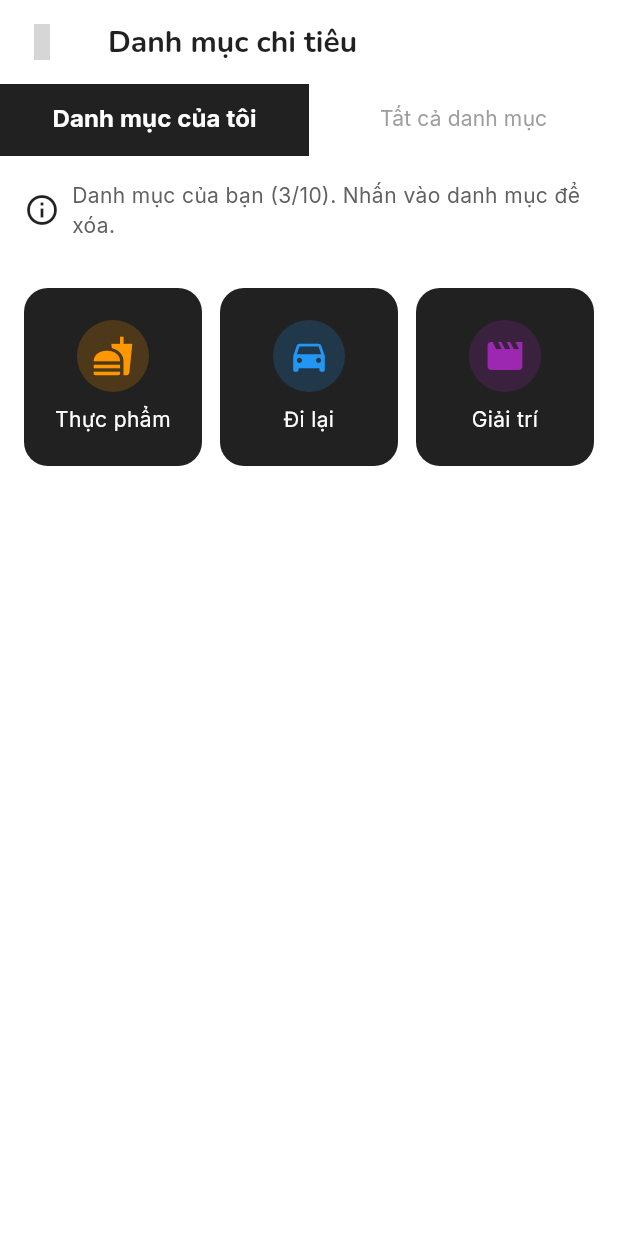
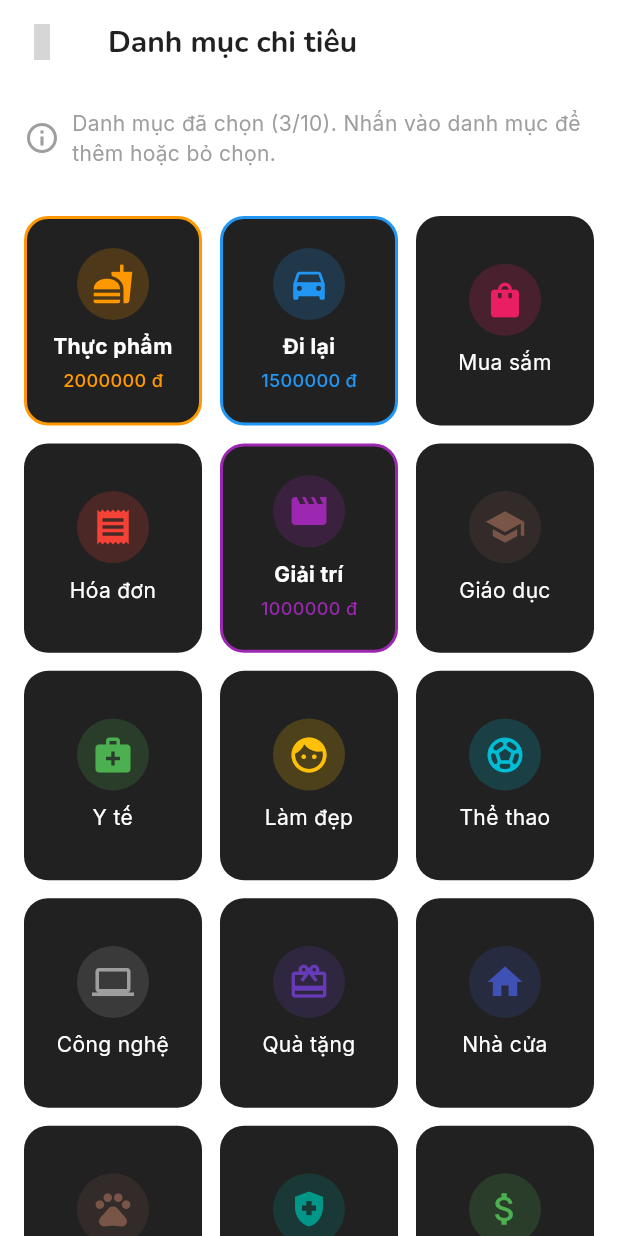
Before and after one commit to DucDuy2104/money-mate-fe, a Flutter app: the CategoryScreen screen opened by its route, on a phone screen of 412 x 824 dp. Run offline on Flutter 3.47's test engine with Material 3 defaults, Android fonts, the phone set to English and light mode, and no system bars; our stand-ins replace eva_icons_flutter, fl_chart, flutter_bloc, flutter_screenutil, freezed_annotation, go_router and 1 more; key blocks and very long unbroken strings in the code were emptied for the run; grey boxes are pictures that could not be loaded.

Commit message:
adjust: adjust category ui, logic

```diff
--- a/lib/presentation/pages/category/category_screen.dart
+++ b/lib/presentation/pages/category/category_screen.dart
@@ -10,12 +10,14 @@ class ExpenseCategory {
   final String name;
   final IconData icon;
   final Color color;
+  double? limit; // Thêm hạn mức chi tiêu
 
   ExpenseCategory({
     required this.id,
     required this.name,
     required this.icon,
     required this.color,
+    this.limit,
   });
 }
 
@@ -26,8 +28,7 @@ class CategoryScreen extends StatefulWidget {
   State<CategoryScreen> createState() => _CategoryScreenState();
 }
 
-class _CategoryScreenState extends State<CategoryScreen>
-    with SingleTickerProviderStateMixin {
+class _CategoryScreenState extends State<CategoryScreen> {
   // Danh sách các danh mục có sẵn trong hệ thống
   final List<ExpenseCategory> _systemCategories = [
     ExpenseCategory(
@@ -120,35 +121,170 @@ class _CategoryScreenState extends State<CategoryScreen>
   ];
 
   // Danh sách các danh mục của người dùng
-  List<ExpenseCategory> _userCategories = [];
-
-  late TabController _tabController;
+  List<int> _selectedCategoryIds = [];
 
   @override
   void initState() {
     super.initState();
-    _tabController = TabController(length: 2, vsync: this);
+    // Giả lập danh mục của người dùng đã chọn với hạn mức
+    _selectedCategoryIds = [1, 2, 5]; // Thực phẩm, Đi lại, Giải trí
 
-    // Giả lập danh mục của người dùng đã chọn
-    _userCategories = [
-      _systemCategories[0], // Thực phẩm
-      _systemCategories[1], // Đi lại
-      _systemCategories[4], // Giải trí
-    ];
+    // Thiết lập hạn mức cho các danh mục đã chọn
+    _systemCategories[0].limit = 2000000; // Thực phẩm
+    _systemCategories[1].limit = 1500000; // Đi lại
+    _systemCategories[4].limit = 1000000; // Giải trí
   }
 
-  @override
-  void dispose() {
-    _tabController.dispose();
-    super.dispose();
+  Future<void> _showRemoveCategoryDialog(ExpenseCategory category) async {
+    return showDialog<void>(
+      context: context,
+      barrierDismissible: false,
+      builder: (BuildContext context) {
+        return AlertDialog(
+          backgroundColor: Colors.grey.shade900,
+          title: Text('Bỏ chọn danh mục', style: TextStyle(color: Colors.white)),
+          content: SingleChildScrollView(
+            child: ListBody(
+              children: <Widget>[
+                RichText(
+                  text: TextSpan(
+                    text: 'Bạn có chắc muốn bỏ chọn ',
+                    style: TextStyle(color: Colors.white),
+                    children: <TextSpan>[
+                      TextSpan(
+                        text: category.name,
+                        style: TextStyle(
+                          fontWeight: FontWeight.bold,
+                          color: category.color,
+                        ),
+                      ),
+                      TextSpan(text: ' khỏi danh sách của bạn?'),
+                    ],
+                  ),
+                ),
+                SizedBox(height: 8),
+                Text(
+                  'Hạn mức: ${category.limit?.toStringAsFixed(0) ?? 0} đồng',
+                  style: TextStyle(color: Colors.grey),
+                ),
+              ],
+            ),
+          ),
+          actions: <Widget>[
+            TextButton(
+              child: Text('Hủy', style: TextStyle(color: Colors.grey)),
+              onPressed: () {
+                Navigator.of(context).pop();
+              },
+            ),
+            TextButton(
+              child: Text('Bỏ chọn', style: TextStyle(color: Colors.red)),
+              onPressed: () {
+                setState(() {
+                  _selectedCategoryIds.remove(category.id);
+                  category.limit = null;
+                });
+                Navigator.of(context).pop();
+                ScaffoldMessenger.of(context).showSnackBar(
+                  SnackBar(
+                    content: Text('Đã bỏ chọn "${category.name}" khỏi danh mục của bạn'),
+                    duration: const Duration(seconds: 1),
+                  ),
+                );
+              },
+            ),
+          ],
+        );
+      },
+    );
   }
 
-  void _addCategory(ExpenseCategory category) {
-    if (_userCategories.length < 10) {
-      if (!_userCategories.any((element) => element.id == category.id)) {
+  Future<void> _showAddCategoryDialog(ExpenseCategory category) async {
+    final TextEditingController _limitController = TextEditingController();
+
+    return showDialog<void>(
+      context: context,
+      barrierDismissible: false,
+      builder: (BuildContext context) {
+        return AlertDialog(
+          backgroundColor: Colors.grey.shade900,
+          title: Text('Thêm danh mục', style: TextStyle(color: Colors.white)),
+          content: SingleChildScrollView(
+            child: Column(
+              mainAxisSize: MainAxisSize.min,
+              children: <Widget>[
+                Row(
+                  children: [
+                    Container(
+                      width: 40,
+                      height: 40,
+                      decoration: BoxDecoration(
+                        color: category.color.withOpacity(0.2),
+                        shape: BoxShape.circle,
+                      ),
+                      child: Icon(
+                        category.icon,
+                        color: category.color,
+                        size: 24,
+                      ),
+                    ),
+                    SizedBox(width: 12),
+                    Text(
+                      category.name,
+                      style: TextStyle(
+                        fontSize: 18,
+                        fontWeight: FontWeight.bold,
+                        color: Colors.white,
+                      ),
+                    ),
+                  ],
+                ),
+                SizedBox(height: 16),
+                TextField(
+                  controller: _limitController,
+                  keyboardType: TextInputType.number,
+                  style: TextStyle(color: Colors.white),
+                  decoration: InputDecoration(
+                    labelText: 'Hạn mức chi tiêu (đồng)',
+                    labelStyle: TextStyle(color: Colors.grey),
+                    enabledBorder: OutlineInputBorder(
+                      borderSide: BorderSide(color: Colors.grey.shade700),
+                      borderRadius: BorderRadius.circular(8),
+                    ),
+                    focusedBorder: OutlineInputBorder(
+                      borderSide: BorderSide(color: category.color),
+                      borderRadius: BorderRadius.circular(8),
+                    ),
+                    hintText: 'Ví dụ: 1000000',
+                    hintStyle: TextStyle(color: Colors.grey.shade600),
+                    suffixText: 'đồng',
+                    suffixStyle: TextStyle(color: Colors.grey),
+                  ),
+                ),
+              ],
+            ),
+          ),
+          actions: <Widget>[
+            TextButton(
+              child: Text('Hủy', style: TextStyle(color: Colors.grey)),
+              onPressed: () {
+                Navigator.of(context).pop();
+              },
+            ),
+            TextButton(
+              child: Text('Thêm', style: TextStyle(color: category.color)),
+              onPressed: () {
+                double? limit;
+                if (_limitController.text.isNotEmpty) {
+                  limit = double.tryParse(_limitController.text);
+                }
+
+                if (_selectedCategoryIds.length < 10) {
                   setState(() {
-          _userCategories.add(category);
+                    _selectedCategoryIds.add(category.id);
+                    category.limit = limit;
                   });
+                  Navigator.of(context).pop();
                   ScaffoldMessenger.of(context).showSnackBar(
                     SnackBar(
                       content: Text('Đã thêm "${category.name}" vào danh mục của bạn'),
@@ -156,14 +292,29 @@ class _CategoryScreenState extends State<CategoryScreen>
                     ),
                   );
                 } else {
+                  Navigator.of(context).pop();
                   ScaffoldMessenger.of(context).showSnackBar(
-          SnackBar(
-            content: Text('Danh mục "${category.name}" đã tồn tại'),
-            backgroundColor: Colors.orange,
-            duration: const Duration(seconds: 1),
+                    const SnackBar(
+                      content: Text('Bạn chỉ có thể chọn tối đa 10 danh mục'),
+                      backgroundColor: Colors.red,
+                      duration: Duration(seconds: 2),
                     ),
                   );
                 }
+              },
+            ),
+          ],
+        );
+      },
+    );
+  }
+
+  void _handleCategoryTap(ExpenseCategory category) {
+    if (_selectedCategoryIds.contains(category.id)) {
+      _showRemoveCategoryDialog(category);
+    } else {
+      if (_selectedCategoryIds.length < 10) {
+        _showAddCategoryDialog(category);
       } else {
         ScaffoldMessenger.of(context).showSnackBar(
           const SnackBar(
@@ -174,17 +325,6 @@ class _CategoryScreenState extends State<CategoryScreen>
         );
       }
     }
-
-  void _removeCategory(ExpenseCategory category) {
-    setState(() {
-      _userCategories.removeWhere((element) => element.id == category.id);
-    });
-    ScaffoldMessenger.of(context).showSnackBar(
-      SnackBar(
-        content: Text('Đã xóa "${category.name}" khỏi danh mục của bạn'),
-        duration: const Duration(seconds: 1),
-      ),
-    );
   }
 
   @override
@@ -202,97 +342,20 @@ class _CategoryScreenState extends State<CategoryScreen>
             );
           },
         ),
-        bottom: TabBar(
-          dividerHeight: 0,
-          controller: _tabController,
-          indicator: BoxDecoration(
-            color: AppColors.darkCardColor,
-          ),
-          indicatorSize: TabBarIndicatorSize.tab,
-          labelColor: Colors.white,
-          unselectedLabelColor:
-              Colors.grey.shade500,
-          labelStyle: const TextStyle(
-            fontSize: 16,
-            fontWeight: FontWeight.bold,
-          ),
-          unselectedLabelStyle: const TextStyle(
-            fontSize: 14,
-            fontWeight: FontWeight.normal,
-          ),
-          tabs: const [
-            Tab(text: 'Danh mục của tôi'),
-            Tab(text: 'Tất cả danh mục'),
-          ],
-        ),
       ),
       drawer: const AppDrawer(currentRoute: RouteNames.category),
-      body: TabBarView(
-        controller: _tabController,
-        children: [
-          // Tab 1: Danh mục của người dùng
-          Column(
+      body: Column(
         children: [
           Padding(
             padding: const EdgeInsets.all(16.0),
             child: Row(
               children: [
-                    const Icon(Icons.info_outline),
+                const Icon(Icons.info_outline, color: Colors.grey),
                 const SizedBox(width: 8),
                 Expanded(
                   child: Text(
-                        'Danh mục của bạn (${_userCategories.length}/10). Nhấn vào danh mục để xóa.',
-                        style: TextStyle(color: Colors.grey[700]),
-                      ),
-                    ),
-                  ],
-                ),
-              ),
-              Expanded(
-                child: _userCategories.isEmpty
-                    ? const Center(
-                        child: Text(
-                          'Bạn chưa chọn danh mục nào.\nVui lòng chọn từ tab "Tất cả danh mục"',
-                          textAlign: TextAlign.center,
-                          style: TextStyle(fontSize: 16, color: Colors.grey),
-                        ),
-                      )
-                    : GridView.builder(
-                        padding: const EdgeInsets.all(16),
-                        gridDelegate:
-                            const SliverGridDelegateWithFixedCrossAxisCount(
-                          crossAxisCount: 3,
-                          childAspectRatio: 1.0,
-                          crossAxisSpacing: 12,
-                          mainAxisSpacing: 12,
-                        ),
-                        itemCount: _userCategories.length,
-                        itemBuilder: (context, index) {
-                          final category = _userCategories[index];
-                          return _buildCategoryCard(
-                            category,
-                            onTap: () => _removeCategory(category),
-                            showDeleteIcon: true,
-                          );
-                        },
-                      ),
-              ),
-            ],
-          ),
-
-          // Tab 2: Tất cả danh mục hệ thống
-          Column(
-            children: [
-              Padding(
-                padding: const EdgeInsets.all(16.0),
-                child: Row(
-                  children: [
-                    const Icon(Icons.info_outline),
-                    const SizedBox(width: 8),
-                    Expanded(
-                      child: Text(
-                        'Nhấn vào danh mục để thêm vào danh sách của bạn.',
-                        style: TextStyle(color: Colors.grey[700]),
+                    'Danh mục đã chọn (${_selectedCategoryIds.length}/10). Nhấn vào danh mục để thêm hoặc bỏ chọn.',
+                    style: TextStyle(color: Colors.grey[500]),
                   ),
                 ),
               ],
@@ -303,24 +366,21 @@ class _CategoryScreenState extends State<CategoryScreen>
               padding: const EdgeInsets.all(16),
               gridDelegate: const SliverGridDelegateWithFixedCrossAxisCount(
                 crossAxisCount: 3,
-                    childAspectRatio: 1.0,
+                childAspectRatio: 0.85, // Điều chỉnh tỷ lệ để hiển thị thêm hạn mức
                 crossAxisSpacing: 12,
                 mainAxisSpacing: 12,
               ),
               itemCount: _systemCategories.length,
               itemBuilder: (context, index) {
                 final category = _systemCategories[index];
-                    final bool isSelected = _userCategories
-                        .any((element) => element.id == category.id);
+                final bool isSelected = _selectedCategoryIds.contains(category.id);
                 return _buildCategoryCard(
                   category,
-                      onTap: () => _addCategory(category),
                   isSelected: isSelected,
+                  onTap: () => _handleCategoryTap(category),
                 );
               },
             ),
-              ),
-            ],
           ),
         ],
       ),
@@ -330,8 +390,7 @@ class _CategoryScreenState extends State<CategoryScreen>
   Widget _buildCategoryCard(
     ExpenseCategory category, {
     required VoidCallback onTap,
-    bool isSelected = false,
-    bool showDeleteIcon = false,
+    required bool isSelected,
   }) {
     return GestureDetector(
       onTap: onTap,
@@ -370,9 +429,22 @@ class _CategoryScreenState extends State<CategoryScreen>
                 fontWeight: isSelected ? FontWeight.bold : FontWeight.normal,
                 color: Colors.white,
               ),
-              maxLines: 2,
+              maxLines: 1,
               overflow: TextOverflow.ellipsis,
             ),
+            if (isSelected && category.limit != null) ...[
+              const SizedBox(height: 4),
+              Text(
+                '${category.limit!.toStringAsFixed(0)} đ',
+                style: TextStyle(
+                  fontSize: 12,
+                  color: category.color,
+                  fontWeight: FontWeight.w500,
+                ),
+                maxLines: 1,
+                overflow: TextOverflow.ellipsis,
+              ),
+            ],
           ],
         ),
       ),
--- a/lib/presentation/pages/home/widgets/expense_chart.dart
+++ b/lib/presentation/pages/home/widgets/expense_chart.dart
@@ -6,9 +6,7 @@ class IncomeExpenseChart extends StatelessWidget {
 
   @override
   Widget build(BuildContext context) {
-    return Padding(
-      padding: const EdgeInsets.all(16),
-      child: ClipRRect(
+    return ClipRRect(
       borderRadius: BorderRadius.circular(16),
       child: Container(
         width: double.infinity,
@@ -130,7 +128,6 @@ class IncomeExpenseChart extends StatelessWidget {
           ],
         ),
       ),
-      ),
     );
   }
 
```
Also changed, not shown: 125 other files. Lines whose indentation alone changed are shown as unchanged.
